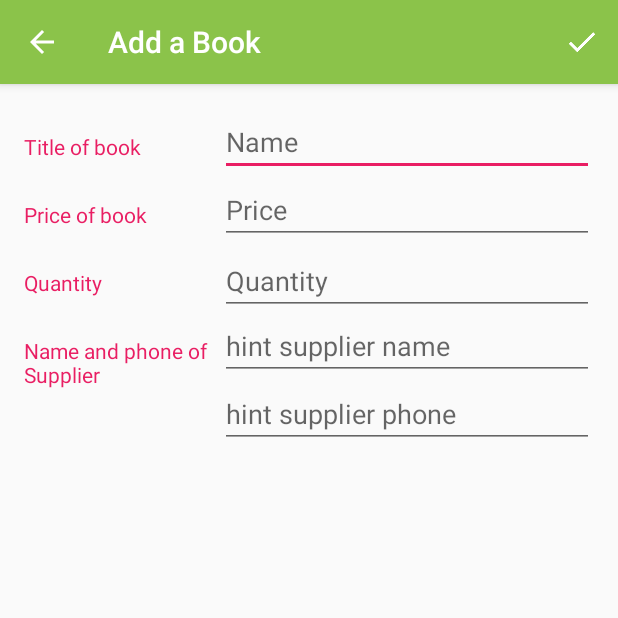
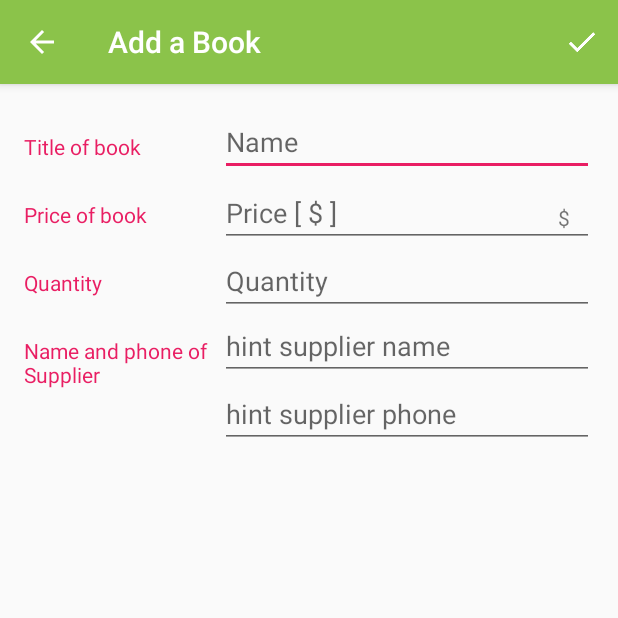
Before and after one commit to KarolinaKalbarczyk/Books-InventoryApp, an Android app: the EditorActivity screen opened directly, with no data from a screen before it, on a phone screen of 412 x 824 dp, the top half of it. Run offline under Robolectric (Android 15) with nearby library versions, the phone set to English and light mode, and no system bars.

Commit message:
after review

```diff
--- a/app/src/main/java/com/example/android/books/data/BookContract.java
+++ b/app/src/main/java/com/example/android/books/data/BookContract.java
@@ -91,7 +91,7 @@ public final class BookContract {
         /**
          * Price of the book.
          *
-         * Type: TEXT
+         * Type: INTEGER
          */
         public final static String COLUMN_PRICE = "price";
 
@@ -111,7 +111,7 @@ public final class BookContract {
         /**
          * Phone of the supplier.
          *
-         * Type: TEXT
+         * Type: INTEGER
          */
         public final static String COLUMN_SUPPLIER_PHONE = "phone";
 
--- a/app/src/main/res/layout/activity_editor.xml
+++ b/app/src/main/res/layout/activity_editor.xml
@@ -62,20 +62,25 @@
 
 
         <!-- Input fields -->
-        <LinearLayout
+        <RelativeLayout
             android:layout_height="wrap_content"
             android:layout_width="0dp"
             android:layout_weight="2"
-            android:paddingLeft="4dp"
-            android:orientation="vertical">
+            android:paddingLeft="4dp">
 
             <!-- Price field -->
             <EditText
                 android:id="@+id/edit_book_price"
                 android:hint="@string/hint_book_price"
-                android:inputType="textCapWords"
+                android:inputType="number"
                 style="@style/EditorFieldStyle" />
-        </LinearLayout>
+
+            <TextView
+                android:id="@+id/price_units"
+                android:text="@string/dollar"
+                style="@style/EditorUnitsStyle"/>
+
+        </RelativeLayout>
     </LinearLayout>
 
     <!-- Measurement category -->
@@ -137,7 +142,7 @@
             <EditText
                 android:id="@+id/edit_supplier_phone"
                 android:hint="hint supplier phone"
-                android:inputType="textCapWords"
+                android:inputType="number"
                 style="@style/EditorFieldStyle" />
         </LinearLayout>
     </LinearLayout>
--- a/app/src/main/res/values/strings.xml
+++ b/app/src/main/res/values/strings.xml
@@ -86,11 +86,12 @@
     <string name="hint_book_name">Name</string>
 
     <!-- Text hint for price field in the editor [CHAR LIMIT=30] -->
-    <string name="hint_book_price">Price</string>
+    <string name="hint_book_price">Price [ $ ]</string>
 
     <!-- Text hint for name field in the editor [CHAR LIMIT=30] -->
     <string name="hint_quantity">Quantity</string>
 
     <!-- Label for the book's price if the price is unknown [CHAR LIMIT=20] -->
     <string name="unknown_price">Unknown breed</string>
+    <string name="dollar">$</string>
 </resources>
```
Also changed, not shown: app/src/main/java/com/example/android/books/BookCursorAdapter.java (+6 -8 lines), app/src/main/java/com/example/android/books/CatalogActivity.java (+2 -9 lines), app/src/main/java/com/example/android/books/EditorActivity.java (+23 -7 lines), app/src/main/java/com/example/android/books/data/BookDbHelper.java (+3 -6 lines).
